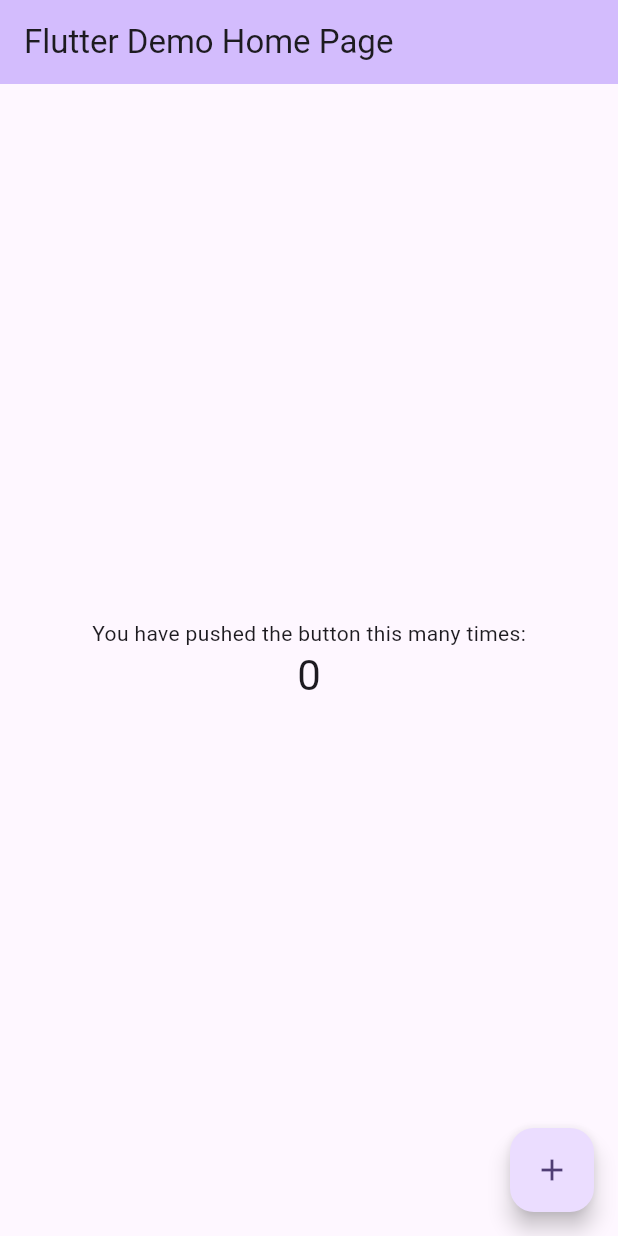
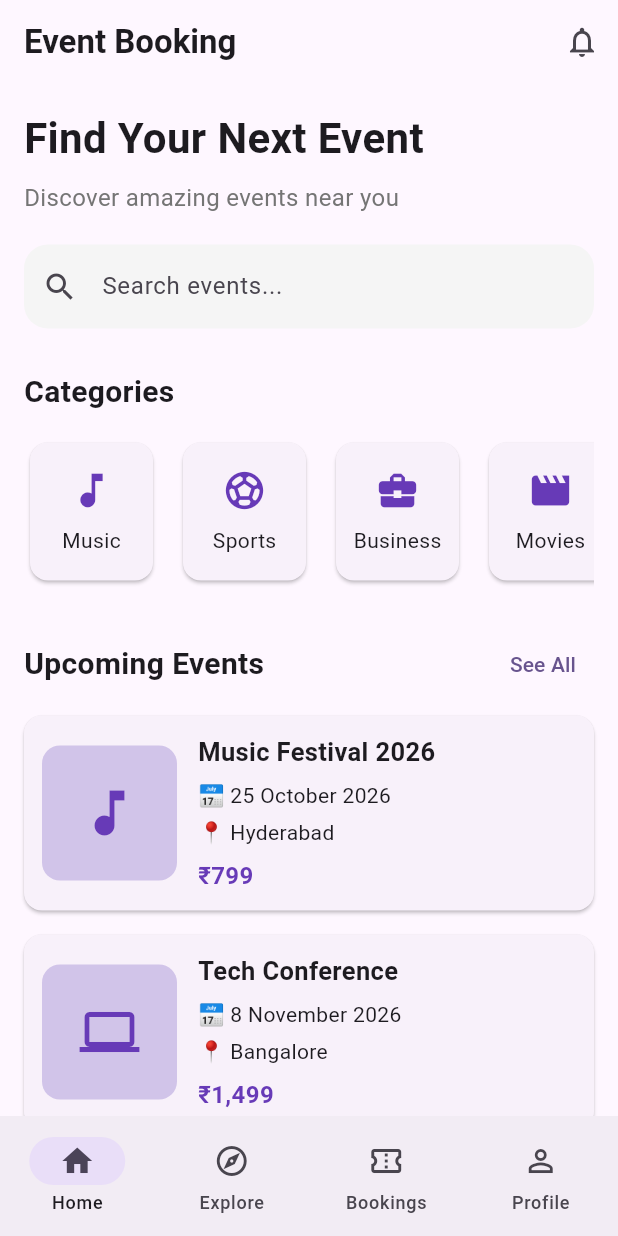
Before and after one commit to inishkalsagar-ai/Flutter-Project-Event-Booking-App-, a Flutter app: the screen it shows after launch, on a phone screen of 412 x 824 dp. Run offline on Flutter 3.47's test engine with Material 3 defaults, Android fonts, the phone set to English and light mode, and no system bars.

Commit message:
Create event booking home screen

```diff
--- a/lib/main.dart
+++ b/lib/main.dart
@@ -1,122 +1,25 @@
 import 'package:flutter/material.dart';
+import 'screens/home_screen.dart';
 
 void main() {
-  runApp(const MyApp());
+  runApp(const EventBookingApp());
 }
 
-class MyApp extends StatelessWidget {
-  const MyApp({super.key});
+class EventBookingApp extends StatelessWidget {
+  const EventBookingApp({super.key});
 
-  // This widget is the root of your application.
   @override
   Widget build(BuildContext context) {
     return MaterialApp(
-      title: 'Flutter Demo',
+      debugShowCheckedModeBanner: false,
+      title: 'Event Booking App',
       theme: ThemeData(
-        // This is the theme of your application.
-        //
-        // TRY THIS: Try running your application with "flutter run". You'll see
-        // the application has a purple toolbar. Then, without quitting the app,
-        // try changing the seedColor in the colorScheme below to Colors.green
-        // and then invoke "hot reload" (save your changes or press the "hot
-        // reload" button in a Flutter-supported IDE, or press "r" if you used
-        // the command line to start the app).
-        //
-        // Notice that the counter didn't reset back to zero; the application
-        // state is not lost during the reload. To reset the state, use hot
-        // restart instead.
-        //
-        // This works for code too, not just values: Most code changes can be
-        // tested with just a hot reload.
-        colorScheme: .fromSeed(seedColor: Colors.deepPurple),
+        useMaterial3: true,
+        colorScheme: ColorScheme.fromSeed(
+          seedColor: Colors.deepPurple,
+        ),
       ),
-      home: const MyHomePage(title: 'Flutter Demo Home Page'),
+      home: const HomeScreen(),
     );
   }
 }
-
-class MyHomePage extends StatefulWidget {
-  const MyHomePage({super.key, required this.title});
-
-  // This widget is the home page of your application. It is stateful, meaning
-  // that it has a State object (defined below) that contains fields that affect
-  // how it looks.
-
-  // This class is the configuration for the state. It holds the values (in this
-  // case the title) provided by the parent (in this case the App widget) and
-  // used by the build method of the State. Fields in a Widget subclass are
-  // always marked "final".
-
-  final String title;
-
-  @override
-  State<MyHomePage> createState() => _MyHomePageState();
-}
-
-class _MyHomePageState extends State<MyHomePage> {
-  int _counter = 0;
-
-  void _incrementCounter() {
-    setState(() {
-      // This call to setState tells the Flutter framework that something has
-      // changed in this State, which causes it to rerun the build method below
-      // so that the display can reflect the updated values. If we changed
-      // _counter without calling setState(), then the build method would not be
-      // called again, and so nothing would appear to happen.
-      _counter++;
-    });
-  }
-
-  @override
-  Widget build(BuildContext context) {
-    // This method is rerun every time setState is called, for instance as done
-    // by the _incrementCounter method above.
-    //
-    // The Flutter framework has been optimized to make rerunning build methods
-    // fast, so that you can just rebuild anything that needs updating rather
-    // than having to individually change instances of widgets.
-    return Scaffold(
-      appBar: AppBar(
-        // TRY THIS: Try changing the color here to a specific color (to
-        // Colors.amber, perhaps?) and trigger a hot reload to see the AppBar
-        // change color while the other colors stay the same.
-        backgroundColor: Theme.of(context).colorScheme.inversePrimary,
-        // Here we take the value from the MyHomePage object that was created by
-        // the App.build method, and use it to set our appbar title.
-        title: Text(widget.title),
-      ),
-      body: Center(
-        // Center is a layout widget. It takes a single child and positions it
-        // in the middle of the parent.
-        child: Column(
-          // Column is also a layout widget. It takes a list of children and
-          // arranges them vertically. By default, it sizes itself to fit its
-          // children horizontally, and tries to be as tall as its parent.
-          //
-          // Column has various properties to control how it sizes itself and
-          // how it positions its children. Here we use mainAxisAlignment to
-          // center the children vertically; the main axis here is the vertical
-          // axis because Columns are vertical (the cross axis would be
-          // horizontal).
-          //
-          // TRY THIS: Invoke "debug painting" (choose the "Toggle Debug Paint"
-          // action in the IDE, or press "p" in the console), to see the
-          // wireframe for each widget.
-          mainAxisAlignment: .center,
-          children: [
-            const Text('You have pushed the button this many times:'),
-            Text(
-              '$_counter',
-              style: Theme.of(context).textTheme.headlineMedium,
-            ),
-          ],
-        ),
-      ),
-      floatingActionButton: FloatingActionButton(
-        onPressed: _incrementCounter,
-        tooltip: 'Increment',
-        child: const Icon(Icons.add),
-      ),
-    );
-  }
-}
--- /dev/null
+++ b/lib/screens/home_screen.dart
@@ -0,0 +1,283 @@
+import 'package:flutter/material.dart';
+
+class HomeScreen extends StatelessWidget {
+  const HomeScreen({super.key});
+
+  @override
+  Widget build(BuildContext context) {
+    return Scaffold(
+      appBar: AppBar(
+        title: const Text(
+          'Event Booking',
+          style: TextStyle(fontWeight: FontWeight.bold),
+        ),
+        actions: [
+          IconButton(
+            onPressed: () {},
+            icon: const Icon(Icons.notifications_outlined),
+          ),
+        ],
+      ),
+      body: SingleChildScrollView(
+        padding: const EdgeInsets.all(16),
+        child: Column(
+          crossAxisAlignment: CrossAxisAlignment.start,
+          children: [
+            const Text(
+              'Find Your Next Event',
+              style: TextStyle(
+                fontSize: 28,
+                fontWeight: FontWeight.bold,
+              ),
+            ),
+
+            const SizedBox(height: 8),
+
+            Text(
+              'Discover amazing events near you',
+              style: TextStyle(
+                fontSize: 16,
+                color: Colors.grey.shade600,
+              ),
+            ),
+
+            const SizedBox(height: 20),
+
+            // Search bar
+            TextField(
+              decoration: InputDecoration(
+                hintText: 'Search events...',
+                prefixIcon: const Icon(Icons.search),
+                filled: true,
+                fillColor: Colors.grey.shade100,
+                border: OutlineInputBorder(
+                  borderRadius: BorderRadius.circular(16),
+                  borderSide: BorderSide.none,
+                ),
+              ),
+            ),
+
+            const SizedBox(height: 28),
+
+            const Text(
+              'Categories',
+              style: TextStyle(
+                fontSize: 20,
+                fontWeight: FontWeight.bold,
+              ),
+            ),
+
+            const SizedBox(height: 15),
+
+            SizedBox(
+              height: 100,
+              child: ListView(
+                scrollDirection: Axis.horizontal,
+                children: const [
+                  CategoryItem(
+                    icon: Icons.music_note,
+                    title: 'Music',
+                  ),
+                  CategoryItem(
+                    icon: Icons.sports_soccer,
+                    title: 'Sports',
+                  ),
+                  CategoryItem(
+                    icon: Icons.business_center,
+                    title: 'Business',
+                  ),
+                  CategoryItem(
+                    icon: Icons.movie,
+                    title: 'Movies',
+                  ),
+                  CategoryItem(
+                    icon: Icons.palette,
+                    title: 'Arts',
+                  ),
+                ],
+              ),
+            ),
+
+            const SizedBox(height: 28),
+
+            Row(
+              mainAxisAlignment: MainAxisAlignment.spaceBetween,
+              children: [
+                const Text(
+                  'Upcoming Events',
+                  style: TextStyle(
+                    fontSize: 20,
+                    fontWeight: FontWeight.bold,
+                  ),
+                ),
+                TextButton(
+                  onPressed: () {},
+                  child: const Text('See All'),
+                ),
+              ],
+            ),
+
+            const SizedBox(height: 10),
+
+            const EventCard(
+              title: 'Music Festival 2026',
+              location: 'Hyderabad',
+              date: '25 October 2026',
+              price: '₹799',
+              icon: Icons.music_note,
+            ),
+
+            const EventCard(
+              title: 'Tech Conference',
+              location: 'Bangalore',
+              date: '8 November 2026',
+              price: '₹1,499',
+              icon: Icons.computer,
+            ),
+
+            const EventCard(
+              title: 'Comedy Night',
+              location: 'Hyderabad',
+              date: '15 November 2026',
+              price: '₹499',
+              icon: Icons.mic,
+            ),
+          ],
+        ),
+      ),
+
+      bottomNavigationBar: NavigationBar(
+        selectedIndex: 0,
+        destinations: const [
+          NavigationDestination(
+            icon: Icon(Icons.home_outlined),
+            selectedIcon: Icon(Icons.home),
+            label: 'Home',
+          ),
+          NavigationDestination(
+            icon: Icon(Icons.explore_outlined),
+            selectedIcon: Icon(Icons.explore),
+            label: 'Explore',
+          ),
+          NavigationDestination(
+            icon: Icon(Icons.confirmation_number_outlined),
+            selectedIcon: Icon(Icons.confirmation_number),
+            label: 'Bookings',
+          ),
+          NavigationDestination(
+            icon: Icon(Icons.person_outline),
+            selectedIcon: Icon(Icons.person),
+            label: 'Profile',
+          ),
+        ],
+      ),
+    );
+  }
+}
+
+class CategoryItem extends StatelessWidget {
+  final IconData icon;
+  final String title;
+
+  const CategoryItem({
+    super.key,
+    required this.icon,
+    required this.title,
+  });
+
+  @override
+  Widget build(BuildContext context) {
+    return Container(
+      width: 90,
+      margin: const EdgeInsets.only(right: 12),
+      child: Card(
+        child: Column(
+          mainAxisAlignment: MainAxisAlignment.center,
+          children: [
+            Icon(
+              icon,
+              size: 30,
+              color: Colors.deepPurple,
+            ),
+            const SizedBox(height: 8),
+            Text(title),
+          ],
+        ),
+      ),
+    );
+  }
+}
+
+class EventCard extends StatelessWidget {
+  final String title;
+  final String location;
+  final String date;
+  final String price;
+  final IconData icon;
+
+  const EventCard({
+    super.key,
+    required this.title,
+    required this.location,
+    required this.date,
+    required this.price,
+    required this.icon,
+  });
+
+  @override
+  Widget build(BuildContext context) {
+    return Card(
+      margin: const EdgeInsets.only(bottom: 16),
+      child: Padding(
+        padding: const EdgeInsets.all(12),
+        child: Row(
+          children: [
+            Container(
+              width: 90,
+              height: 90,
+              decoration: BoxDecoration(
+                color: Colors.deepPurple.shade100,
+                borderRadius: BorderRadius.circular(12),
+              ),
+              child: Icon(
+                icon,
+                size: 40,
+                color: Colors.deepPurple,
+              ),
+            ),
+
+            const SizedBox(width: 14),
+
+            Expanded(
+              child: Column(
+                crossAxisAlignment: CrossAxisAlignment.start,
+                children: [
+                  Text(
+                    title,
+                    style: const TextStyle(
+                      fontSize: 17,
+                      fontWeight: FontWeight.bold,
+                    ),
+                  ),
+                  const SizedBox(height: 7),
+                  Text('📅 $date'),
+                  const SizedBox(height: 5),
+                  Text('📍 $location'),
+                  const SizedBox(height: 7),
+                  Text(
+                    price,
+                    style: const TextStyle(
+                      fontSize: 16,
+                      fontWeight: FontWeight.bold,
+                      color: Colors.deepPurple,
+                    ),
+                  ),
+                ],
+              ),
+            ),
+          ],
+        ),
+      ),
+    );
+  }
+}
```
